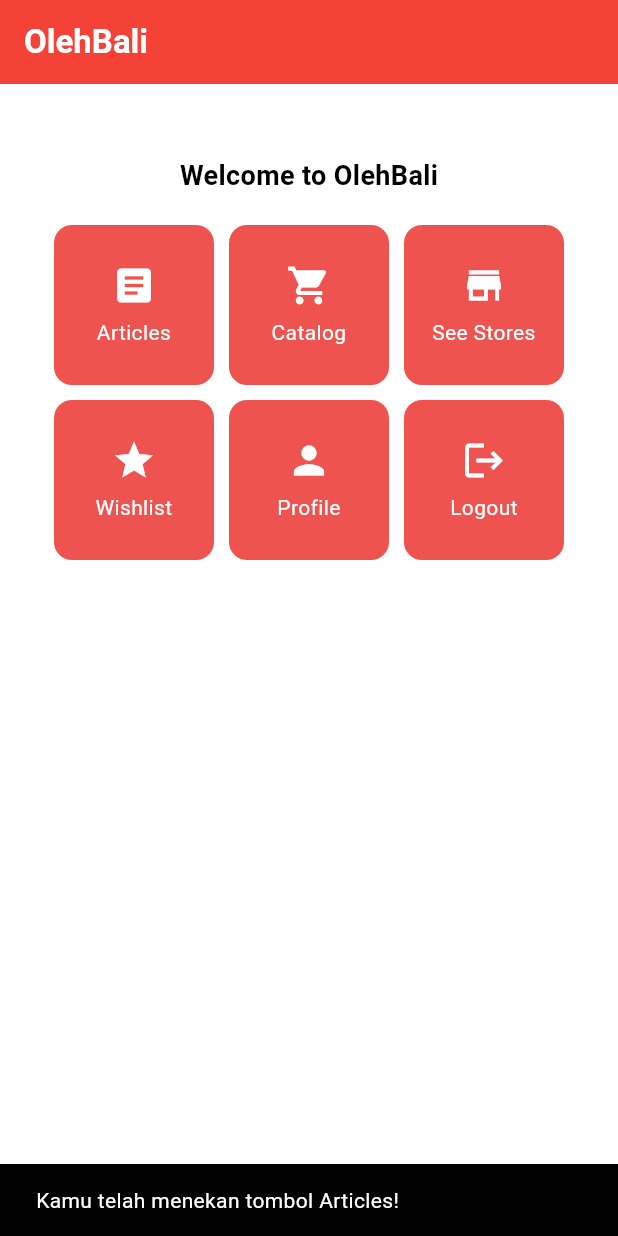
After one commit to B11-PBP-2024/oleh-bali-mobile, a Flutter app: the BuyerHomepage screen opened directly, after a tap on "Articles", on a phone screen of 412 x 824 dp. The commit adds this screen. Run offline on Flutter 3.47's test engine with Material 3 defaults, Android fonts, the phone set to English and light mode, and no system bars; missing offline and left inert: pbp_django_auth.

Commit message:
Add Buyer and Seller Homepage

```diff
--- a/lib/screens/auth/login_buyer.dart
+++ b/lib/screens/auth/login_buyer.dart
@@ -1,6 +1,6 @@
 import 'package:oleh_bali_mobile/screens/auth/login_seller.dart';
 import 'package:oleh_bali_mobile/screens/auth/register_buyer.dart';
-import 'package:oleh_bali_mobile/screens/menu.dart';
+import 'package:oleh_bali_mobile/screens/main/buyer_homepage.dart';
 import 'package:flutter/material.dart';
 import 'package:pbp_django_auth/pbp_django_auth.dart';
 import 'package:provider/provider.dart';
@@ -109,7 +109,6 @@ class _LoginBuyerState extends State<LoginBuyer> {
                         'username': username,
                         'password': password,
                       });
-
                       if (request.loggedIn) {
                         String message = response['message'];
                         String uname = response['username'];
@@ -117,7 +116,7 @@ class _LoginBuyerState extends State<LoginBuyer> {
                           Navigator.pushReplacement(
                             context,
                             MaterialPageRoute(
-                                builder: (context) => const MyHomePage(title: "Login")),
+                                builder: (context) => BuyerHomepage()),
                           );
                           ScaffoldMessenger.of(context)
                             ..hideCurrentSnackBar()
--- a/lib/screens/auth/login_seller.dart
+++ b/lib/screens/auth/login_seller.dart
@@ -1,7 +1,8 @@
 import 'package:oleh_bali_mobile/screens/auth/login_buyer.dart';
 import 'package:oleh_bali_mobile/screens/auth/register_seller.dart';
-import 'package:oleh_bali_mobile/screens/menu.dart';
+import 'package:oleh_bali_mobile/screens/main/buyer_homepage.dart';
 import 'package:flutter/material.dart';
+import 'package:oleh_bali_mobile/screens/main/seller_homepage.dart';
 import 'package:pbp_django_auth/pbp_django_auth.dart';
 import 'package:provider/provider.dart';
 // TODO: Import halaman RegisterPage jika sudah dibuat
@@ -117,7 +118,7 @@ class _LoginSellerState extends State<LoginSeller> {
                           Navigator.pushReplacement(
                             context,
                             MaterialPageRoute(
-                                builder: (context) => const MyHomePage(title: "Login")),
+                                builder: (context) => SellerHomepage()),
                           );
                           ScaffoldMessenger.of(context)
                             ..hideCurrentSnackBar()
--- /dev/null
+++ b/lib/screens/main/buyer_homepage.dart
@@ -0,0 +1,86 @@
+import 'package:flutter/material.dart';
+import 'package:oleh_bali_mobile/widgets/main/item_card.dart';
+import 'package:oleh_bali_mobile/widgets/main/item_homepage.dart';
+
+class BuyerHomepage extends StatelessWidget {
+  BuyerHomepage({super.key});
+
+  final List<ItemHomepage> items = [
+    ItemHomepage("Articles", Icons.article),
+    ItemHomepage("Catalog", Icons.shopping_cart),
+    ItemHomepage("See Stores", Icons.store),
+    ItemHomepage("Wishlist", Icons.star),
+    ItemHomepage("Profile", Icons.person),
+    ItemHomepage("Logout", Icons.logout),
+  ];
+  @override
+  Widget build(BuildContext context) {
+    // TODO: implement build
+    return Scaffold(
+      // AppBar adalah bagian atas halaman yang menampilkan judul.
+      appBar: AppBar(
+        // Judul aplikasi "Mental Health Tracker" dengan teks putih dan tebal.
+        title: const Text(
+          'OlehBali',
+          style: TextStyle(
+            color: Colors.white,
+            fontWeight: FontWeight.bold,
+          ),
+        ),
+        // Warna latar belakang AppBar diambil dari skema warna tema aplikasi.
+        backgroundColor: Theme.of(context).colorScheme.primary,
+      ),
+      // Body halaman dengan padding di sekelilingnya.
+      body: Padding(
+        padding: const EdgeInsets.all(16.0),
+        // Menyusun widget secara vertikal dalam sebuah kolom.
+        child: Column(
+          crossAxisAlignment: CrossAxisAlignment.center,
+          children: [
+            // Row untuk menampilkan 3 InfoCard secara horizontal.
+
+            // Memberikan jarak vertikal 16 unit.
+            const SizedBox(height: 16.0),
+
+            // Menempatkan widget berikutnya di tengah halaman.
+            Center(
+              child: Column(
+                // Menyusun teks dan grid item secara vertikal.
+
+                children: [
+                  // Menampilkan teks sambutan dengan gaya tebal dan ukuran 18.
+                  const Padding(
+                    padding: EdgeInsets.only(top: 16.0),
+                    child: Text(
+                      'Welcome to OlehBali',
+                      style: TextStyle(
+                        fontWeight: FontWeight.bold,
+                        fontSize: 18.0,
+                      ),
+                    ),
+                  ),
+
+                  // Grid untuk menampilkan ItemCard dalam bentuk grid 3 kolom.
+                  GridView.count(
+                    primary: true,
+                    padding: const EdgeInsets.all(20),
+                    crossAxisSpacing: 10,
+                    mainAxisSpacing: 10,
+                    crossAxisCount: 3,
+                    // Agar grid menyesuaikan tinggi kontennya.
+                    shrinkWrap: true,
+
+                    // Menampilkan ItemCard untuk setiap item dalam list items.
+                    children: items.map((ItemHomepage item) {
+                      return ItemCard(item);
+                    }).toList(),
+                  ),
+                ],
+              ),
+            ),
+          ],
+        ),
+      ),
+    );
+  }
+}
--- /dev/null
+++ b/lib/widgets/main/item_card.dart
@@ -0,0 +1,87 @@
+
+import 'package:flutter/material.dart';
+import 'package:oleh_bali_mobile/screens/auth/login_buyer.dart';
+import 'package:oleh_bali_mobile/widgets/main/item_homepage.dart';
+import 'package:pbp_django_auth/pbp_django_auth.dart';
+import 'package:provider/provider.dart';
+
+class ItemCard extends StatelessWidget {
+  // Menampilkan kartu dengan ikon dan nama.
+
+  final ItemHomepage item;
+
+  const ItemCard(this.item, {super.key});
+
+  @override
+  Widget build(BuildContext context) {
+    final request = context.watch<CookieRequest>();
+    return Material(
+      // Menentukan warna latar belakang dari tema aplikasi.
+      color: Theme.of(context).colorScheme.secondary,
+      // Membuat sudut kartu melengkung.
+      borderRadius: BorderRadius.circular(12),
+
+      child: InkWell(
+        // Aksi ketika kartu ditekan.
+        onTap:  () async {
+          // Menampilkan pesan SnackBar saat kartu ditekan.
+          ScaffoldMessenger.of(context)
+            ..hideCurrentSnackBar()
+            ..showSnackBar(
+              SnackBar(content: Text("Kamu telah menekan tombol ${item.name}!"))
+            );
+
+          if (item.name == "Logout") {
+            final response = await request.logout(
+                // TODO: Ganti URL dan jangan lupa tambahkan trailing slash (/) di akhir URL!
+                "http://localhost:8000/auth/logout");
+
+            String message = response["message"];
+            if (context.mounted) {
+                if (response['status']) {
+                    String uname = response["username"];
+                    ScaffoldMessenger.of(context).showSnackBar(SnackBar(
+                        content: Text("$message Sampai jumpa, $uname."),
+                    ));
+                    Navigator.pushReplacement(
+                        context,
+                        MaterialPageRoute(builder: (context) => const LoginBuyer()),
+                    );
+                } else {
+                    ScaffoldMessenger.of(context).showSnackBar(
+                        SnackBar(
+                            content: Text(message),
+                        ),
+                    );
+                }
+            }
+          }
+        },
+        // Container untuk menyimpan Icon dan Text
+        child: Container(
+          padding: const EdgeInsets.all(8),
+          child: Center(
+            child: Column(
+              // Menyusun ikon dan teks di tengah kartu.
+              mainAxisAlignment: MainAxisAlignment.center,
+              children: [
+                Icon(
+                  item.icon,
+                  color: Colors.white,
+                  size: 30.0,
+                ),
+                const Padding(padding: EdgeInsets.all(3)),
+                Text(
+                  item.name,
+                  textAlign: TextAlign.center,
+                  style: const TextStyle(color: Colors.white),
+                ),
+              ],
+            ),
+          ),
+        ),
+      ),
+    );
+  }
+
+}
--- /dev/null
+++ b/lib/widgets/main/item_homepage.dart
@@ -0,0 +1,8 @@
+import 'package:flutter/material.dart';
+
+class ItemHomepage {
+    final String name;
+    final IconData icon;
+
+    ItemHomepage(this.name, this.icon);
+}
```
Also changed, not shown: lib/screens/auth/register_seller.dart (+8 -0 lines), lib/screens/main/seller_homepage.dart (added, +83 -0 lines), lib/screens/menu.dart (deleted, +0 -89 lines).
